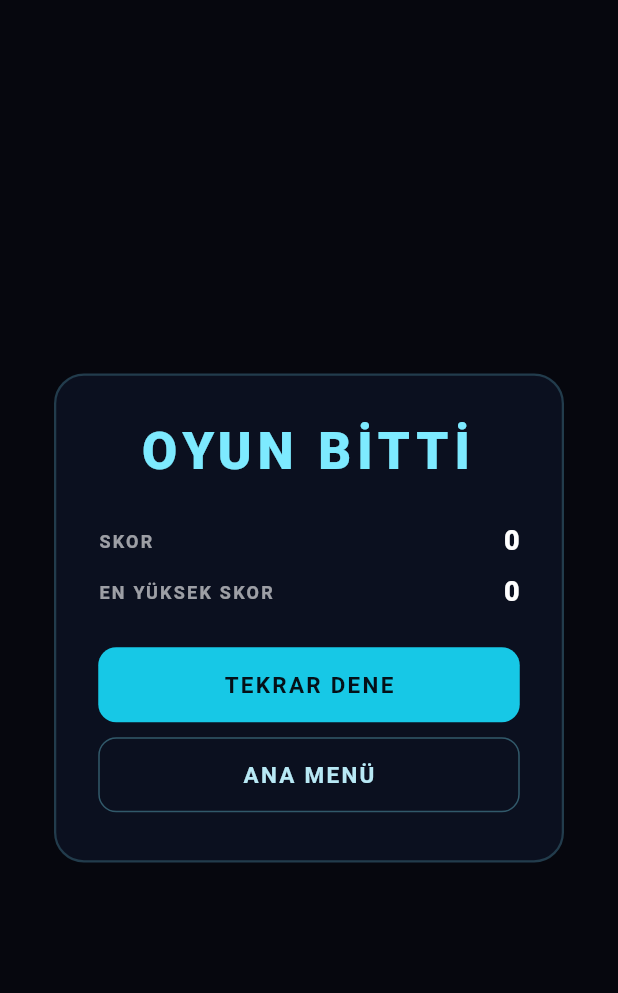
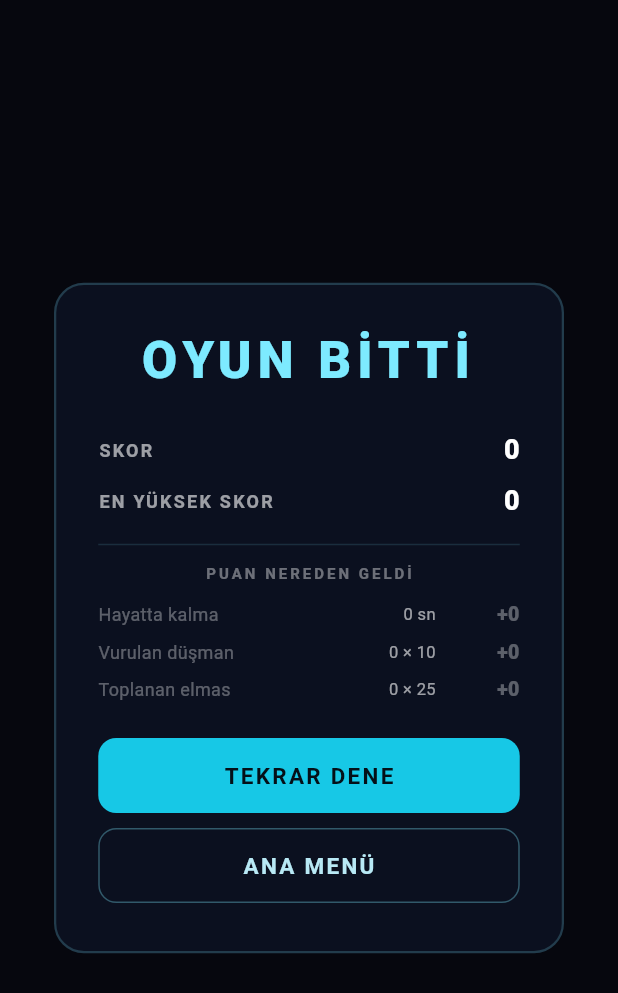
Before and after one commit to icengizhan/marsky_shooter, a Flutter app: the GameOverOverlay widget shown alone on an empty page, opened directly with empty values, on a phone screen of 412 x 824 dp. Shown: the top 993 px of the screen. Run offline on Flutter 3.47's test engine with Material 3 defaults, Android fonts, the phone set to English and light mode, and no system bars; our stand-ins replace flutter_riverpod, shared_preferences; missing offline and left inert: flame, flame_audio; accounts and stored records are empty.

Commit message:
feat: show score source breakdown on game over screen

```diff
--- a/lib/game/state/game_score.dart
+++ b/lib/game/state/game_score.dart
@@ -2,7 +2,18 @@ import 'package:flutter/foundation.dart';
 
 import '../../core/config/game_config.dart';
 
-/// Anlik skoru tutar.
+/// Bir oyunun skor dokumu. Oyun bitti ekrani bunu gosterir.
+///
+/// `typedef` + record kullanildi: yalnizca veri tasiyan, davranissiz bir yapi
+/// icin ayri bir sinif yazmak gereksiz kod olurdu.
+typedef ScoreBreakdown = ({
+  int survivalSeconds,
+  int enemiesDestroyed,
+  int pickupsCollected,
+  int total,
+});
+
+/// Anlik skoru ve kaynak dokumunu tutar.
 ///
 /// NEDEN `ValueNotifier`, NEDEN RIVERPOD DEGIL:
 /// Skor saniyede onlarca kez degisir. Riverpod/Bloc gibi bir cozume baglanip
@@ -12,11 +23,26 @@ import '../../core/config/game_config.dart';
 ///
 /// Sinif Flame'den bagimsizdir; skor mantigi oyunu ayaga kaldirmadan test edilir.
 class GameScore {
-  /// Dinlenebilir anlik skor.
+  /// Dinlenebilir anlik toplam skor.
   final ValueNotifier<int> points = ValueNotifier<int>(0);
 
   /// Henuz tam saniyeye ulasmamis artik sure.
   double _survivalRemainder = 0;
+
+  int _survivalSeconds = 0;
+  int _enemiesDestroyed = 0;
+  int _pickupsCollected = 0;
+
+  /// Oyun sonunda gosterilecek dokum.
+  ///
+  /// Anlik deger okumak yerine kopya alinir: `reset()` sonrasi sayaclar
+  /// sifirlanacagi icin oyun bitti ekrani kendi kopyasini saklamalidir.
+  ScoreBreakdown get breakdown => (
+    survivalSeconds: _survivalSeconds,
+    enemiesDestroyed: _enemiesDestroyed,
+    pickupsCollected: _pickupsCollected,
+    total: points.value,
+  );
 
   /// Hayatta kalinan sureye gore puan ekler.
   ///
@@ -27,21 +53,27 @@ class GameScore {
     _survivalRemainder += dt;
     while (_survivalRemainder >= 1.0) {
       _survivalRemainder -= 1.0;
+      _survivalSeconds++;
       points.value += GameConfig.scorePerSecond;
     }
   }
 
   void addEnemyKill() {
+    _enemiesDestroyed++;
     points.value += GameConfig.scorePerEnemyKilled;
   }
 
   void addPickupCollected() {
+    _pickupsCollected++;
     points.value += GameConfig.scorePerPickupCollected;
   }
 
   void reset() {
     points.value = 0;
     _survivalRemainder = 0;
+    _survivalSeconds = 0;
+    _enemiesDestroyed = 0;
+    _pickupsCollected = 0;
   }
 
   void dispose() {
--- a/lib/presentation/overlays/game_over_overlay.dart
+++ b/lib/presentation/overlays/game_over_overlay.dart
@@ -3,8 +3,10 @@ import 'dart:async';
 import 'package:flutter/material.dart';
 import 'package:flutter_riverpod/flutter_riverpod.dart';
 
+import '../../core/config/game_config.dart';
 import '../../domain/entities/score_entry.dart';
 import '../../game/marsky_game.dart';
+import '../../game/state/game_score.dart';
 import '../providers/score_providers.dart';
 import 'widgets/overlay_panel.dart';
 
@@ -16,6 +18,9 @@ import 'widgets/overlay_panel.dart';
 /// veya `shared_preferences`i hic bilmez. Bu overlay gorundugu anda skoru
 /// gonderir. Boylece kalicilik tamamen sunum katmaninda kalir ve oyun motoru
 /// test edilirken disk/eklenti bagimliligi olusmaz.
+///
+/// Skor DOKUMU de burada gosterilir: oyuncu puanin nereden geldigini,
+/// ogrenmeye en meraklı oldugu anda gorur.
 class GameOverOverlay extends ConsumerStatefulWidget {
   const GameOverOverlay({required this.game, super.key});
 
@@ -26,16 +31,16 @@ class GameOverOverlay extends ConsumerStatefulWidget {
 }
 
 class _GameOverOverlayState extends ConsumerState<GameOverOverlay> {
-  /// Skor, overlay acilir acilmaz kopyalanir. `restart()` sonrasi oyunun skoru
-  /// sifirlanacagi icin dogrudan okumaya guvenilemez.
-  late final int _finalScore;
+  /// Sonuc, overlay acilir acilmaz KOPYALANIR. `startGame()` sonrasi oyunun
+  /// sayaclari sifirlanacagi icin canli degere guvenilemez.
+  late final ScoreBreakdown _result;
 
   bool _isNewRecord = false;
 
   @override
   void initState() {
     super.initState();
-    _finalScore = widget.game.score.points.value;
+    _result = widget.game.score.breakdown;
     // Sonuc beklenmez: UI aninda cizilir, kayit arka planda tamamlanir.
     unawaited(_persistResult());
   }
@@ -44,11 +49,11 @@ class _GameOverOverlayState extends ConsumerState<GameOverOverlay> {
     // Rekor kontrolu GONDERMEDEN ONCE yapilir; gonderdikten sonra bakilirsa
     // yeni skor zaten rekor olmus olur ve karsilastirma anlamsizlasir.
     final int previousBest = ref.read(highScoreProvider).value ?? 0;
-    final bool isRecord = _finalScore > previousBest;
+    final bool isRecord = _result.total > previousBest;
 
-    await ref.read(highScoreProvider.notifier).submit(_finalScore);
+    await ref.read(highScoreProvider.notifier).submit(_result.total);
     await ref.read(scoreHistoryProvider.notifier).append(
-      ScoreEntry(points: _finalScore, achievedAt: DateTime.now()),
+      ScoreEntry(points: _result.total, achievedAt: DateTime.now()),
     );
 
     // `mounted` kontrolu: oyuncu kayit tamamlanmadan "tekrar dene"ye basmis
@@ -66,7 +71,7 @@ class _GameOverOverlayState extends ConsumerState<GameOverOverlay> {
       title: 'OYUN BİTTİ',
       subtitle: _isNewRecord ? 'YENİ REKOR' : null,
       children: <Widget>[
-        StatRow(label: 'SKOR', value: '$_finalScore'),
+        StatRow(label: 'SKOR', value: '${_result.total}'),
         StatRow(
           label: 'EN YÜKSEK SKOR',
           value: highScore.when(
@@ -74,6 +79,35 @@ class _GameOverOverlayState extends ConsumerState<GameOverOverlay> {
             loading: () => '—',
             error: (Object _, StackTrace _) => '—',
           ),
+        ),
+        const Divider(color: Color(0x227DEAFF), height: 24),
+        const Text(
+          'PUAN NEREDEN GELDİ',
+          style: TextStyle(
+            color: Color(0x66FFFFFF),
+            fontSize: 10,
+            letterSpacing: 2,
+            fontWeight: FontWeight.w700,
+          ),
+        ),
+        const SizedBox(height: 8),
+        _BreakdownRow(
+          label: 'Hayatta kalma',
+          detail: '${_result.survivalSeconds} sn',
+          points: _result.survivalSeconds * GameConfig.scorePerSecond,
+        ),
+        _BreakdownRow(
+          label: 'Vurulan düşman',
+          detail:
+              '${_result.enemiesDestroyed} × ${GameConfig.scorePerEnemyKilled}',
+          points: _result.enemiesDestroyed * GameConfig.scorePerEnemyKilled,
+        ),
+        _BreakdownRow(
+          label: 'Toplanan elmas',
+          detail:
+              '${_result.pickupsCollected} × ${GameConfig.scorePerPickupCollected}',
+          points:
+              _result.pickupsCollected * GameConfig.scorePerPickupCollected,
         ),
         const SizedBox(height: 20),
         MenuButton(label: 'TEKRAR DENE', onPressed: widget.game.startGame),
@@ -87,3 +121,56 @@ class _GameOverOverlayState extends ConsumerState<GameOverOverlay> {
     );
   }
 }
+
+class _BreakdownRow extends StatelessWidget {
+  const _BreakdownRow({
+    required this.label,
+    required this.detail,
+    required this.points,
+  });
+
+  final String label;
+  final String detail;
+  final int points;
+
+  @override
+  Widget build(BuildContext context) {
+    // Kazanilmamis kalemler soluk gosterilir: oyuncu neyi kacirdigini gorur,
+    // bir sonraki oyunda denemeye tesvik olur.
+    final bool isEarned = points > 0;
+    final Color textColor = isEarned
+        ? const Color(0xCCFFFFFF)
+        : const Color(0x55FFFFFF);
+
+    return Padding(
+      padding: const EdgeInsets.symmetric(vertical: 3),
+      child: Row(
+        children: <Widget>[
+          Expanded(
+            child: Text(
+              label,
+              style: TextStyle(color: textColor, fontSize: 12),
+            ),
+          ),
+          Text(
+            detail,
+            style: TextStyle(color: textColor.withValues(alpha: 0.6), fontSize: 11),
+          ),
+          const SizedBox(width: 10),
+          SizedBox(
+            width: 46,
+            child: Text(
+              '+$points',
+              textAlign: TextAlign.right,
+              style: TextStyle(
+                color: isEarned ? const Color(0xFF7DEAFF) : textColor,
+                fontSize: 13,
+                fontWeight: FontWeight.w800,
+              ),
+            ),
+          ),
+        ],
+      ),
+    );
+  }
+}
```
